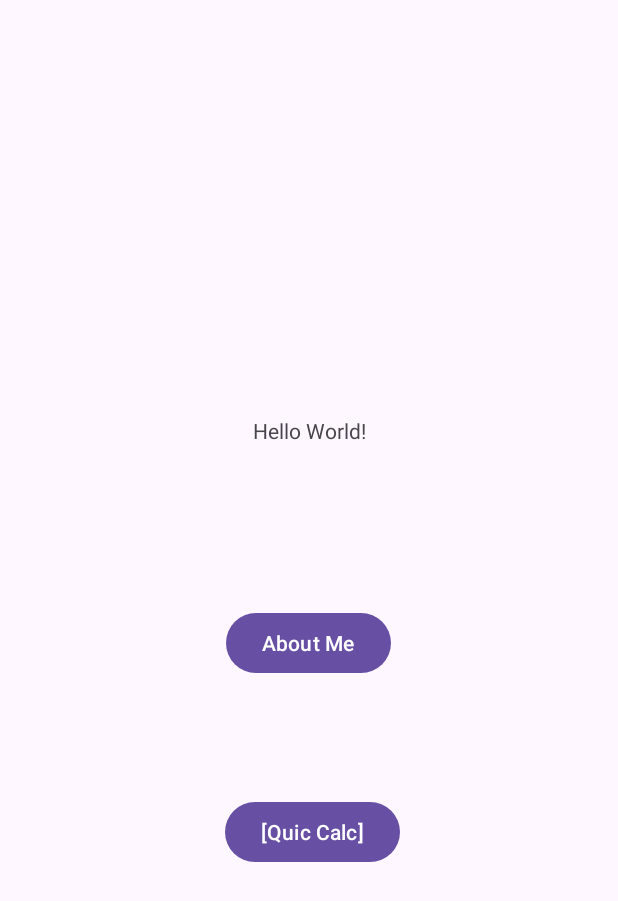
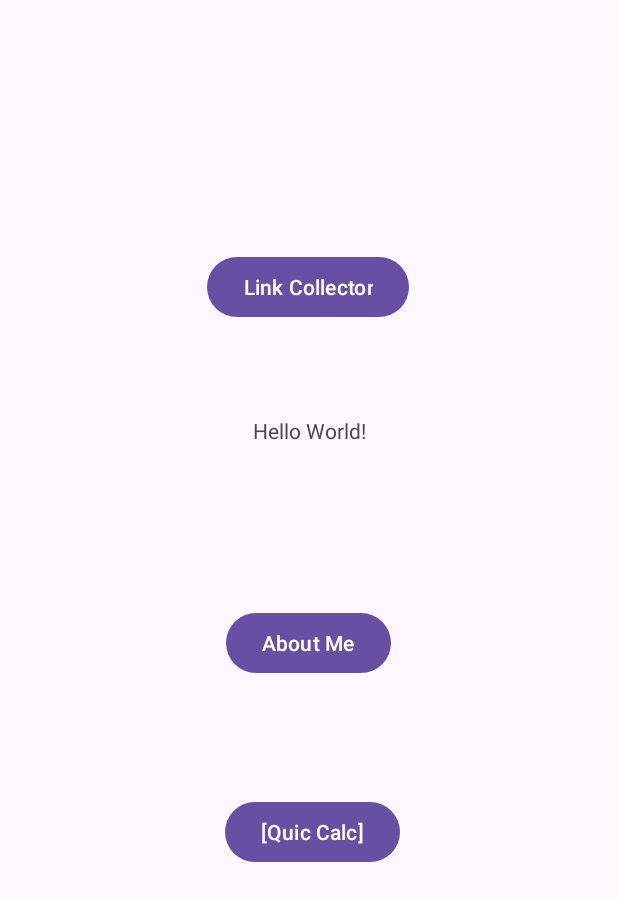
Before and after one commit to Jjjing2023/AndroidDevProject, an Android app: the screen it shows after launch (MainActivity), on a phone screen of 412 x 824 dp. Shown: the top 901 px of the screen. Run offline under Robolectric (Android 15) with nearby library versions, the phone set to English and light mode, and no system bars.

Commit message:
completed LinkCollector button

```diff
--- a/app/src/main/AndroidManifest.xml
+++ b/app/src/main/AndroidManifest.xml
@@ -12,6 +12,9 @@
         android:supportsRtl="true"
         android:theme="@style/Theme.NUMAD25Sum_TianjingLiu"
         tools:targetApi="31">
+        <activity
+            android:name=".LinkCollector"
+            android:exported="false" />
         <activity
             android:name=".QuicCalc"
             android:exported="false" />
--- a/app/src/main/java/edu/northeastern/numad25sum_tianjingliu/MainActivity.java
+++ b/app/src/main/java/edu/northeastern/numad25sum_tianjingliu/MainActivity.java
@@ -16,6 +16,7 @@ public class MainActivity extends AppCompatActivity {
 
     private Button button;
     private Button quicCalc;
+    private Button linkCollector;
     @Override
     protected void onCreate(Bundle savedInstanceState) {
         super.onCreate(savedInstanceState);
@@ -40,6 +41,16 @@ public class MainActivity extends AppCompatActivity {
             }
         });
 
+        linkCollector = findViewById(R.id.link);
+        linkCollector.setOnClickListener(new View.OnClickListener() {
+            @Override
+            public void onClick(View v) {
+                Intent intent = new Intent(MainActivity.this, LinkCollector.class);
+                startActivity(intent);
+            }
+        });
+
+
 
     }
 
--- a/app/src/main/java/edu/northeastern/numad25sum_tianjingliu/QuicCalc.java
+++ b/app/src/main/java/edu/northeastern/numad25sum_tianjingliu/QuicCalc.java
@@ -1,7 +1,6 @@
 package edu.northeastern.numad25sum_tianjingliu;
 
 import android.os.Bundle;
-import android.view.View;
 import android.widget.Button;
 import android.widget.TextView;
 
@@ -109,9 +108,6 @@ public class QuicCalc extends AppCompatActivity {
     }
 
     private int evaluateExpression(String expression){
-        // Handle negative numbers
-//        expression = expression.replaceAll("--", "+");
-
         // Handle leading negative numbers
         if (expression.startsWith("-")) {
             expression = "0" + expression;
@@ -119,7 +115,6 @@ public class QuicCalc extends AppCompatActivity {
 
         // split into numbers and operators
         String[] numbers = expression.split("[+-]");
-//        String[] operators = expression.split("[0-9.]+");
         String[] operators = expression.split("[0-9]+");
 
         if(numbers.length == 0) return 0;
--- a/app/src/main/res/layout/activity_main.xml
+++ b/app/src/main/res/layout/activity_main.xml
@@ -42,4 +42,17 @@
         app:layout_constraintTop_toBottomOf="@+id/button"
         app:layout_constraintVertical_bias="0.095" />
 
+    <Button
+        android:id="@+id/link"
+        android:layout_width="wrap_content"
+        android:layout_height="wrap_content"
+        android:layout_marginTop="128dp"
+        android:text="Link Collector"
+        app:layout_constraintBottom_toTopOf="@+id/textView"
+        app:layout_constraintEnd_toEndOf="parent"
+        app:layout_constraintHorizontal_bias="0.498"
+        app:layout_constraintStart_toStartOf="parent"
+        app:layout_constraintTop_toTopOf="parent"
+        app:layout_constraintVertical_bias="0.385" />
+
 </androidx.constraintlayout.widget.ConstraintLayout>
```
Also changed, not shown: app/src/main/java/edu/northeastern/numad25sum_tianjingliu/LinkCollector.java (added, +24 -0 lines), app/src/main/res/layout/activity_link_collector.xml (added, +10 -0 lines), 5 other files.
